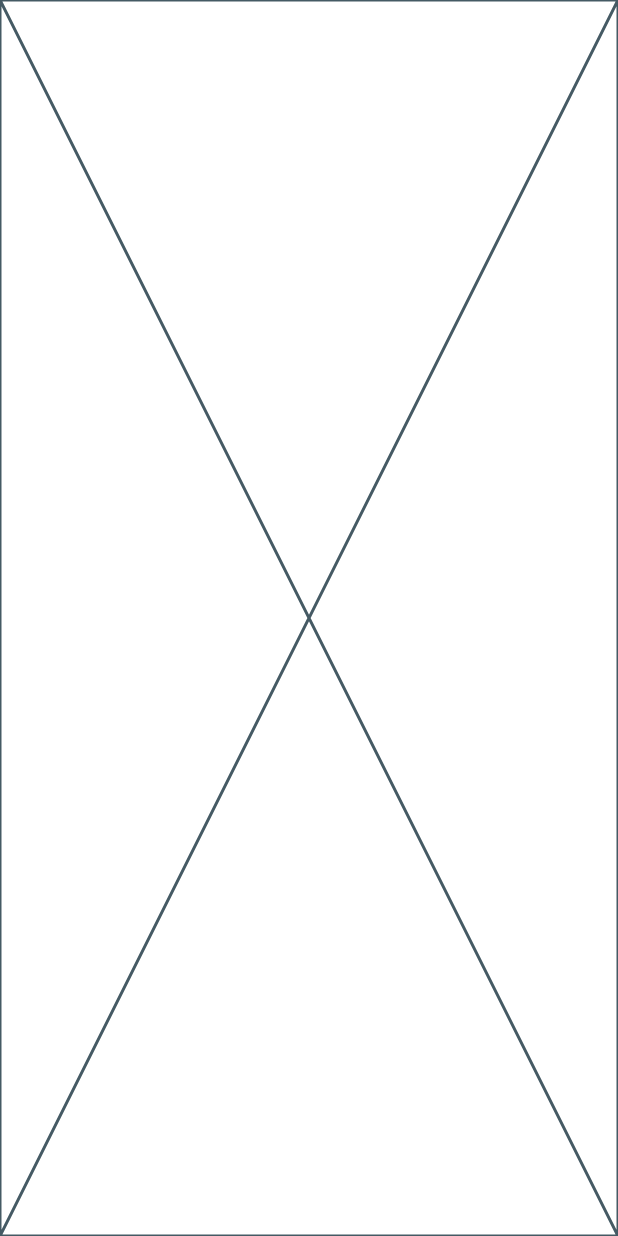
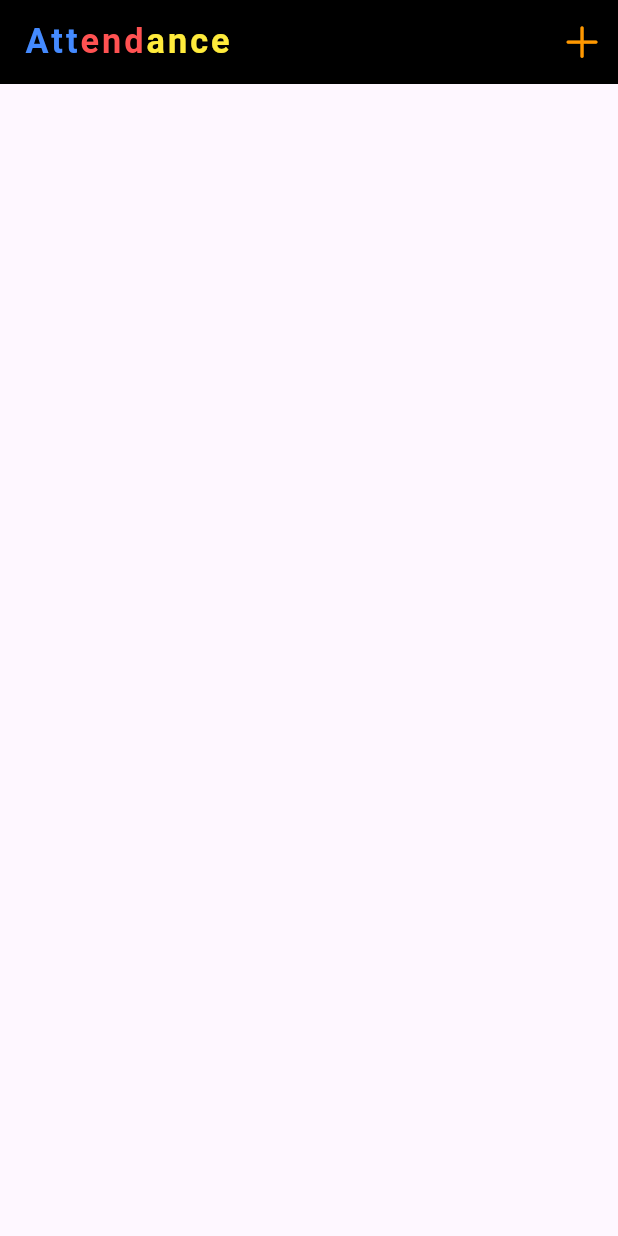
Before and after one commit to BlackMansu/attendance_flutter, a Flutter app: the screen it shows after launch, on a phone screen of 412 x 824 dp. Run offline on Flutter 3.47's test engine with Material 3 defaults, Android fonts, the phone set to English and light mode, and no system bars; our stand-ins replace analog_clock, cloud_firestore, firebase_core, flutter_screenutil; accounts and stored records are empty.

```diff
--- a/analysis_options.yaml
+++ b/analysis_options.yaml
@@ -21,6 +21,8 @@ linter:
   # `// ignore_for_file: name_of_lint` syntax on the line or in the file
   # producing the lint.
   rules:
+   rules:
+   prefer_const_constructor: false
     # avoid_print: false  # Uncomment to disable the `avoid_print` rule
     # prefer_single_quotes: true  # Uncomment to enable the `prefer_single_quotes` rule
 
--- a/lib/Home.dart
+++ /dev/null
@@ -1,10 +0,0 @@
-import 'package:flutter/material.dart';
-
-class Home extends StatelessWidget {
-  const Home({super.key});
-
-  @override
-  Widget build(BuildContext context) {
-    return const Placeholder();
-  }
-}
--- a/lib/main.dart
+++ b/lib/main.dart
@@ -1,7 +1,16 @@
-import 'package:attendance_app/Home.dart';
+import 'package:attendance_app/firebase_options.dart';
+import 'package:attendance_app/repository/functions.dart';
+import 'package:attendance_app/view/Home.dart';
+import 'package:firebase_core/firebase_core.dart';
 import 'package:flutter/material.dart';
+import 'package:flutter_screenutil/flutter_screenutil.dart';
+import 'package:provider/provider.dart';
 
-void main() {
+Future<void> main() async {
+  WidgetsFlutterBinding.ensureInitialized();
+  await Firebase.initializeApp(
+    options: DefaultFirebaseOptions.currentPlatform,
+  );
   runApp(const MyApp());
 }
 
@@ -10,9 +19,18 @@ class MyApp extends StatelessWidget {
 
   @override
   Widget build(BuildContext context) {
-    return MaterialApp(
-      home: Home(),
-      debugShowCheckedModeBanner: false,
-    );
+    return MultiProvider(
+        providers: [
+          ChangeNotifierProvider(
+            create: (context) => FirebaseDataHandler(),
+          )
+        ],
+        child: ScreenUtilInit(
+          designSize: Size(360, 690),
+          child: MaterialApp(
+            home: Home(),
+            debugShowCheckedModeBanner: false,
+          ),
+        ));
   }
 }
--- /dev/null
+++ b/lib/repository/model.dart
@@ -0,0 +1,22 @@
+import 'dart:convert';
+
+class Studentinfo_model {
+  String? studentid;
+  String? name;
+  Studentinfo_model({this.studentid, this.name});
+
+  Studentinfo_model.fromstudentinfo(Map<String, dynamic> json, this.studentid)
+      : name = json["name"];
+}
+
+class Attandance_model {
+  String? attandance;
+  String? Id;
+  String? name;
+  Attandance_model({this.attandance, this.Id, this.name});
+
+  Attandance_model.fromattandanceinfo(Map<String, dynamic> json)
+      : attandance = json["attandance"],
+        Id = json["Id"],
+        name = json["name"];
+}
--- /dev/null
+++ b/lib/services/color_theme.dart
@@ -0,0 +1,8 @@
+import 'package:flutter/material.dart';
+
+class Clr {
+  static const white = Color(0xFFfffffff);
+  static const black = Color(0xFF000000);
+  static const noclr = Colors.transparent;
+  static const orang = Colors.orange;
+}
--- /dev/null
+++ b/lib/services/icon_data.dart
@@ -0,0 +1 @@
+class Icn {}
--- /dev/null
+++ b/lib/services/image.dart
@@ -0,0 +1,6 @@
+class Img {
+//---------------authentifications images---------------//
+//images//
+
+//icons//
+}
--- /dev/null
+++ b/lib/services/text_theme.dart
@@ -0,0 +1,32 @@
+import 'package:flutter/material.dart';
+import 'package:flutter_screenutil/flutter_screenutil.dart';
+
+class MyStyle {
+  //---------------------fontsize-14--------------------------//
+  static TextStyle fs14SemiBold =
+      TextStyle(fontSize: 14.sp, fontWeight: FontWeight.w600);
+  static TextStyle fs14Bold =
+      TextStyle(fontSize: 14.sp, fontWeight: FontWeight.w700);
+
+  //---------------------fontsize-15--------------------------//
+  static TextStyle fs16Bold =
+      TextStyle(fontSize: 16.sp, fontWeight: FontWeight.w700);
+
+  //---------------------fontsize-18--------------------------//
+  static TextStyle fs18Light =
+      TextStyle(fontSize: 18.sp, fontWeight: FontWeight.w300);
+  static TextStyle fs18Regular =
+      TextStyle(fontSize: 18.sp, fontWeight: FontWeight.w400);
+  static TextStyle fs18SemiBold =
+      TextStyle(fontSize: 18.sp, fontWeight: FontWeight.w600);
+
+  //---------------------fontsize-20--------------------------//
+  static TextStyle fs20Regular =
+      TextStyle(fontSize: 20.sp, fontWeight: FontWeight.w400);
+  static TextStyle fs20SemiBold =
+      TextStyle(fontSize: 20.sp, fontWeight: FontWeight.w600);
+
+  //---------------------fontsize-22--------------------------//
+  static TextStyle fs22Regular =
+      TextStyle(fontSize: 22.sp, fontWeight: FontWeight.w600);
+}
--- /dev/null
+++ b/lib/utils/navigate.dart
@@ -0,0 +1,14 @@
+import 'package:flutter/material.dart';
+
+class Navigate {
+  static push(BuildContext context, Widget screen) => Navigator.of(context)
+      .push(MaterialPageRoute(builder: (context) => screen));
+  static back(BuildContext context) => Navigator.of(context).pop();
+
+  static pushandreplace(BuildContext context, Widget screen) =>
+      Navigator.of(context)
+          .pushReplacement(MaterialPageRoute(builder: (context) => screen));
+  static pushandremoveuntil(BuildContext context, Widget screen) =>
+      Navigator.of(context).pushAndRemoveUntil(
+          MaterialPageRoute(builder: (context) => screen), (route) => false);
+}
--- /dev/null
+++ b/lib/utils/space.dart
@@ -0,0 +1,9 @@
+import 'package:flutter/material.dart';
+import 'package:flutter_screenutil/flutter_screenutil.dart';
+
+class Space {
+  static getHeight(context) => MediaQuery.of(context).size.height;
+  static getWidth(context) => MediaQuery.of(context).size.width;
+  static addheight(double height) => SizedBox(height: height.h);
+  static addwidth(double width) => SizedBox(width: width.w);
+}
--- /dev/null
+++ b/lib/view/Home.dart
@@ -0,0 +1,220 @@
+// ignore_for_file: unused_local_variable
+
+import 'package:analog_clock/analog_clock.dart';
+import 'package:attendance_app/repository/functions.dart';
+import 'package:attendance_app/services/color_theme.dart';
+import 'package:attendance_app/services/text_theme.dart';
+import 'package:attendance_app/utils/navigate.dart';
+import 'package:attendance_app/utils/space.dart';
+import 'package:attendance_app/view/Addinfo.dart';
+import 'package:attendance_app/view/Nextpage.dart';
+import 'package:attendance_app/widget/btn_widget/txtbtn.dart';
+import 'package:flutter/cupertino.dart';
+import 'package:flutter/material.dart';
+import 'package:flutter_screenutil/flutter_screenutil.dart';
+import 'package:provider/provider.dart';
+
+class Home extends StatefulWidget {
+  const Home({super.key});
+
+  @override
+  State<Home> createState() => _HomeState();
+}
+
+class _HomeState extends State<Home> {
+  int cont = 1;
+  List<int> selectindex = [];
+  List<String> attandance = ["Absent", "Present"];
+
+  @override
+  // List<String> attandance = ["Present", "Absent"];
+  void initState() {
+    data();
+    super.initState();
+  }
+
+  data() async {
+    final db = Provider.of<FirebaseDataHandler>(context, listen: false);
+    final provider = db.getFirebaseData();
+    db.getattandanceFirebaseData();
+  }
+
+  Widget build(BuildContext context) {
+    var providers = Provider.of<FirebaseDataHandler>(context);
+    return Scaffold(
+      appBar: AppBar(
+        backgroundColor: Clr.black,
+        title: Text.rich(TextSpan(
+            style: MyStyle.fs20SemiBold.copyWith(letterSpacing: 2),
+            children: [
+              TextSpan(text: "Att", style: TextStyle(color: Colors.blueAccent)),
+              TextSpan(text: "end", style: TextStyle(color: Colors.redAccent)),
+              TextSpan(text: "ance", style: TextStyle(color: Colors.yellow))
+            ])),
+        // Text(
+        //   "Attendance",
+        //   style: MyStyle.fs20SemiBold.copyWith(letterSpacing: 2),
+        // ),
+        actions: [
+          IconButton(
+              onPressed: () {
+                Navigate.push(context, Addinfo());
+              },
+              icon: Icon(
+                CupertinoIcons.add,
+                color: Clr.orang,
+                size: 30,
+              ))
+        ],
+      ),
+      // floatingActionButton: FloatingActionButton(
+      //     backgroundColor: Clr.black,
+      //     shape: RoundedRectangleBorder(
+      //         borderRadius: BorderRadius.all(Radius.circular(20.r))),
+      //     onPressed: () {
+      //       Navigate.push(context, Nextpage());
+      //     },
+      //     child: Icon(
+      //       CupertinoIcons.arrow_right,
+      //       size: 35,
+      //     )),
+      body: SingleChildScrollView(
+        child: Padding(
+          padding: const EdgeInsets.all(10.0),
+          child: Column(
+            children: [
+              ...List.generate(
+                providers.getstudentinfoList.length,
+                (index) => Column(
+                  children: [
+                    Padding(
+                      padding: const EdgeInsets.symmetric(vertical: 10),
+                      child: ListTile(
+                        leading: ClipRRect(
+                          borderRadius: BorderRadius.circular(100.r),
+                          child: Image.network(
+                            "https://img.freepik.com/free-vector/boy-cartoon-head-wearing-glasses-isolated_1308-157061.jpg?w=360&t=st=1714456642~exp=1714457242~hmac=c9c539a647366ec27b675acfa39d74dd8a7f055365a599d5f3855e672e6f6837",
+                            fit: BoxFit.cover,
+                            // height: Space.getHeight(context) * 0.5,
+                            width: Space.getWidth(context) * 0.14,
+                          ),
+                        ),
+                        tileColor: Color.fromARGB(106, 174, 140, 202),
+                        minVerticalPadding: 25,
+                        shape: RoundedRectangleBorder(
+                            borderRadius:
+                                BorderRadius.all(Radius.circular(15.r)),
+                            side: BorderSide(color: Clr.black)),
+                        title: Text(
+                          providers.getstudentinfoList[index].name
+                              .toString()
+                              .replaceRange(
+                                  0,
+                                  1,
+                                  providers.getstudentinfoList[index].name
+                                      .toString()[0]
+                                      .toUpperCase()),
+                          style: MyStyle.fs16Bold.copyWith(letterSpacing: 0.8),
+                        ),
+                        trailing: Txtbtn(
+                          navigator: () {
+                            Navigate.push(
+                                context,
+                                Nextpage(
+                                    student:
+                                        providers.getstudentinfoList[index]));
+                          },
+                          text: "View Detail",
+                          width: 100,
+                        ),
+                        onTap: () {
+                          showDialog(
+                              context: context,
+                              builder: (context) => Dialog(
+                                    backgroundColor: Colors.lime.shade50,
+                                    child: Padding(
+                                      padding: const EdgeInsets.all(10.0),
+                                      child: Column(
+                                        mainAxisSize: MainAxisSize.min,
+                                        children: [
+                                          AnalogClock(
+                                            height: 0.2.sh,
+                                            decoration: BoxDecoration(
+                                                border: Border.all(
+                                                    width: 2.0,
+                                                    color: Colors.black),
+                                                color: Colors.transparent,
+                                                shape: BoxShape.circle),
+                                            width: 160.0,
+                                            isLive: true,
+                                            hourHandColor: Colors.black,
+                                            minuteHandColor: Colors.black,
+                                            showSecondHand: false,
+                                            numberColor: Colors.black87,
+                                            showNumbers: true,
+                                            showAllNumbers: false,
+                                            textScaleFactor: 1.4,
+                                            showTicks: false,
+                                            showDigitalClock: true,
+                                            datetime: DateTime.now(),
+                                          ),
+                                          Space.addheight(10),
+                                          Row(
+                                            children: [
+                                              ...List.generate(
+                                                attandance.length,
+                                                (index) => Expanded(
+                                                  child: Padding(
+                                                    padding: const EdgeInsets
+                                                        .symmetric(
+                                                        horizontal: 10),
+                                                    child: Txtbtn(
+                                                        navigator: () {
+                                                          providers.setattandanceDataFirebase(
+                                                              providers
+                                                                  .getattandanceList[
+                                                                      index]
+                                                                  .attandance
+                                                                  .toString(),
+                                                              providers
+                                                                  .getattandanceList[
+                                                                      index]
+                                                                  .Id
+                                                                  .toString(),
+                                                              providers
+                                                                  .getattandanceList[
+                                                                      index]
+                                                                  .name
+                                                                  .toString());
+
+                                                          Navigate.back(
+                                                              context);
+                                                        },
+                                                        text:
+                                                            attandance[index]),
+                                                  ),
+                                                ),
+                                              )
+                                            ],
+                                          ),
+                                        ],
+                                      ),
+                                    ),
+                                  ));
+                        },
+                      ),
+                    ),
+                    // Divider(
+                    //   color: Colors.blueAccent,
+                    //   thickness: 1,
+                    // )
+                  ],
+                ),
+              )
+            ],
+          ),
+        ),
+      ),
+    );
+  }
+}
--- a/pubspec.yaml
+++ b/pubspec.yaml
@@ -35,6 +35,11 @@ dependencies:
   # The following adds the Cupertino Icons font to your application.
   # Use with the CupertinoIcons class for iOS style icons.
   cupertino_icons: ^1.0.2
+  firebase_core: ^2.24.2
+  cloud_firestore: ^4.14.0
+  provider: ^6.1.2
+  flutter_screenutil: ^5.9.0
+  analog_clock: ^0.1.0
 
 dev_dependencies:
   flutter_test:
```
Also changed, not shown: lib/repository/functions.dart (added, +64 -0 lines), lib/view/Addinfo.dart (added, +91 -0 lines), lib/view/Nextpage.dart (added, +92 -0 lines), lib/widget/btn_widget/txtbtn.dart (added, +48 -0 lines), firebase.json (added), lib/firebase_options.dart (added), pubspec.lock, 8 other files.
